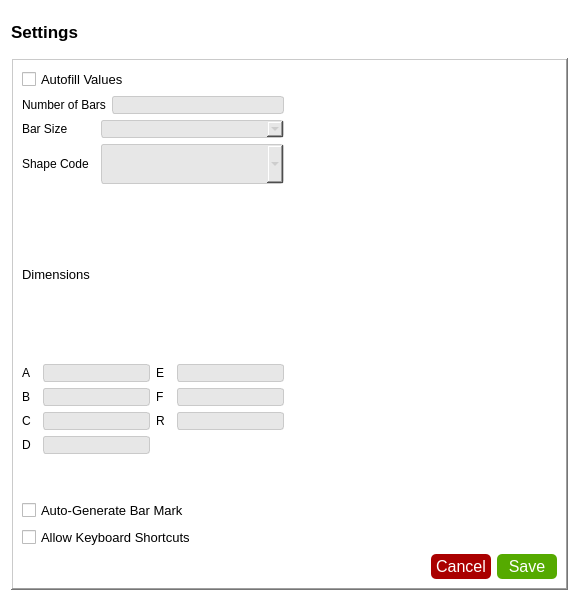
The window that assets/ui/settings.ui (Ano-ly/GenBBS) describes before a commit, drawn with Qt 5.
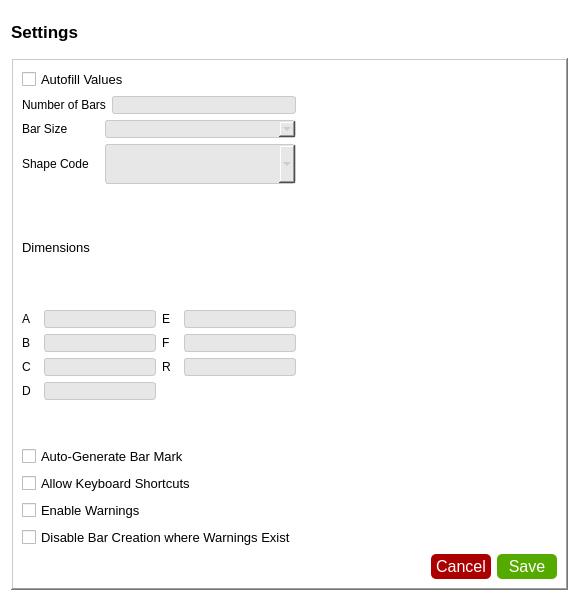
The same window after the commit.

```diff
--- a/assets/ui/settings.ui
+++ b/assets/ui/settings.ui
@@ -94,7 +94,7 @@
       <item>
        <layout class="QGridLayout" name="gridLayout_2">
         <item row="0" column="0">
-         <layout class="QVBoxLayout" name="verticalLayout_2" stretch="1,3,1,4,0,1,1">
+         <layout class="QVBoxLayout" name="verticalLayout_2" stretch="1,3,1,4,0,1,1,1,1">
           <item>
            <widget class="QCheckBox" name="chBoxAutoFillSett">
             <property name="enabled">
@@ -359,6 +359,36 @@
             </property>
            </widget>
           </item>
+          <item>
+           <widget class="QCheckBox" name="chBoxEnableWarningSett">
+            <property name="enabled">
+             <bool>true</bool>
+            </property>
+            <property name="font">
+             <font>
+              <pointsize>10</pointsize>
+             </font>
+            </property>
+            <property name="text">
+             <string>Enable Warnings</string>
+            </property>
+           </widget>
+          </item>
+          <item>
+           <widget class="QCheckBox" name="chBoxDisableCreateSett">
+            <property name="enabled">
+             <bool>true</bool>
+            </property>
+            <property name="font">
+             <font>
+              <pointsize>10</pointsize>
+             </font>
+            </property>
+            <property name="text">
+             <string>Disable Bar Creation where Warnings Exist</string>
+            </property>
+           </widget>
+          </item>
          </layout>
         </item>
         <item row="0" column="1">
```
Left out of the diff: 92 changed lines with no effect on the pictures.
